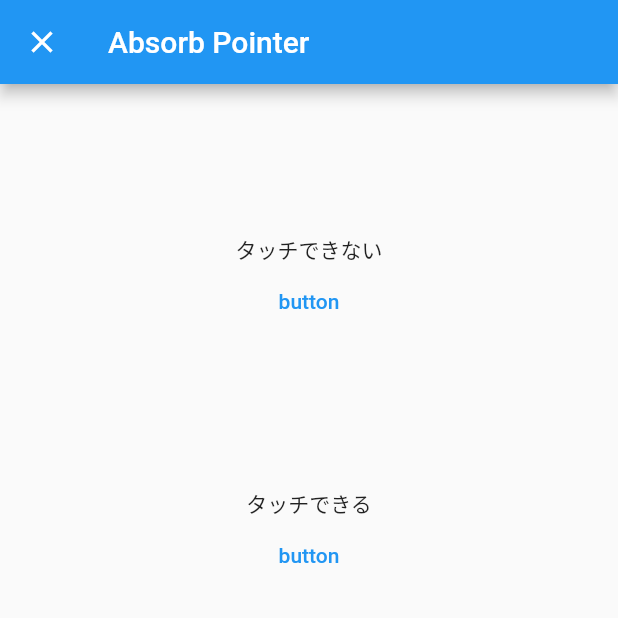
After one commit to yukiyamamuro/weekly_widget, a Flutter app: the screen it shows after launch, scrolled down 768 dp, after a tap on "AbsorbPointer", on a phone screen of 412 x 824 dp, the top half of it. The commit adds this screen. Run offline on Flutter 3.47's test engine with Material 2 defaults, Android fonts, the phone set to English and light mode, and no system bars.

Commit message:
absorb pointer

```diff
--- /dev/null
+++ b/lib/absorb_pointer/absorb_pointer.dart
@@ -0,0 +1,46 @@
+import 'package:flutter/material.dart';
+
+class AbsorbPointerPage extends StatelessWidget {
+  @override
+  Widget build(BuildContext context) {
+    return Scaffold(
+      appBar: AppBar(
+        title: Text('Absorb Pointer'),
+      ),
+      body: Column(
+        children: [
+          SizedBox(height: 100),
+          AbsorbPointer(
+            child: Center(
+              child: Column(
+                children: [
+                  Text('タッチできない'),
+                  TextButton(
+                    onPressed: () {
+                      print('Pressed');
+                    },
+                    child: Text('button'),
+                  )
+                ],
+              ),
+            ),
+          ),
+          SizedBox(height: 100),
+          Center(
+            child: Column(
+              children: [
+                Text('タッチできる'),
+                TextButton(
+                  onPressed: () {
+                    print('Pressed');
+                  },
+                  child: Text('button'),
+                )
+              ],
+            ),
+          ),
+        ],
+      ),
+    );
+  }
+}
--- a/lib/main.dart
+++ b/lib/main.dart
@@ -1,4 +1,5 @@
 import 'package:flutter/material.dart';
+import 'package:weekly_widget/absorb_pointer/absorb_pointer.dart';
 import 'package:weekly_widget/animated_container/animated_container.dart';
 import 'package:weekly_widget/clip_r_rect/clip_r_rect.dart';
 import 'package:weekly_widget/custom_paint/custom_paint.dart';
@@ -292,6 +293,17 @@ class TopPage extends StatelessWidget {
                   ));
             },
           ),
+          ListTile(
+            title: const Text('AbsorbPointer'),
+            onTap: () {
+              Navigator.push(
+                  context,
+                  MaterialPageRoute(
+                    builder: (context) => AbsorbPointerPage(),
+                    fullscreenDialog: true,
+                  ));
+            },
+          ),
           Divider(),
         ],
       ),
```
